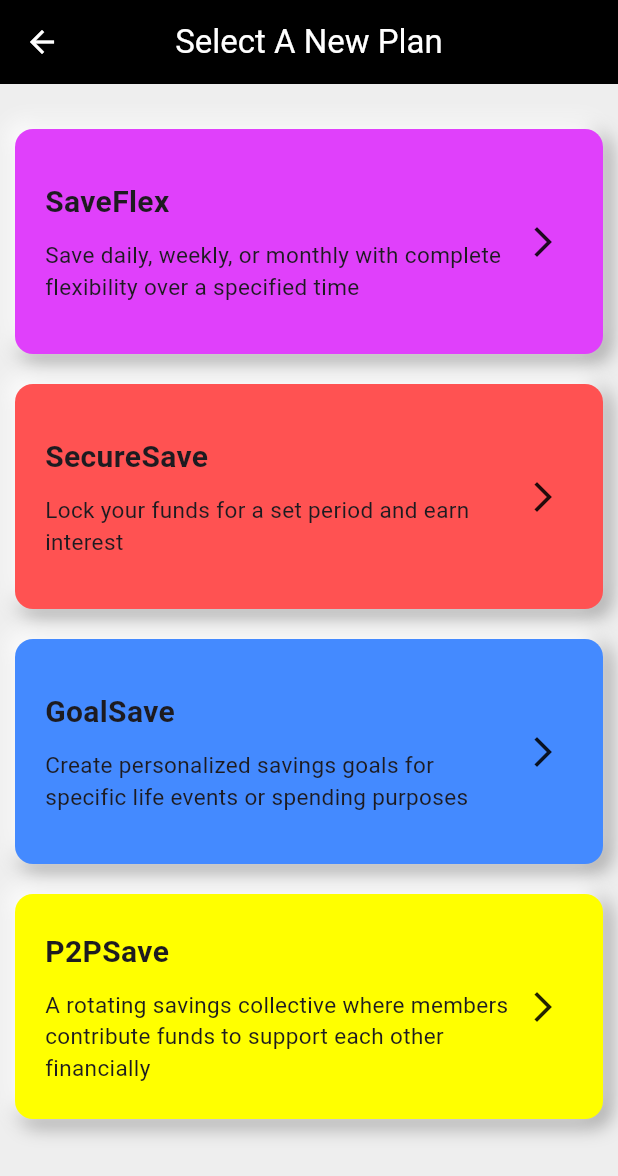
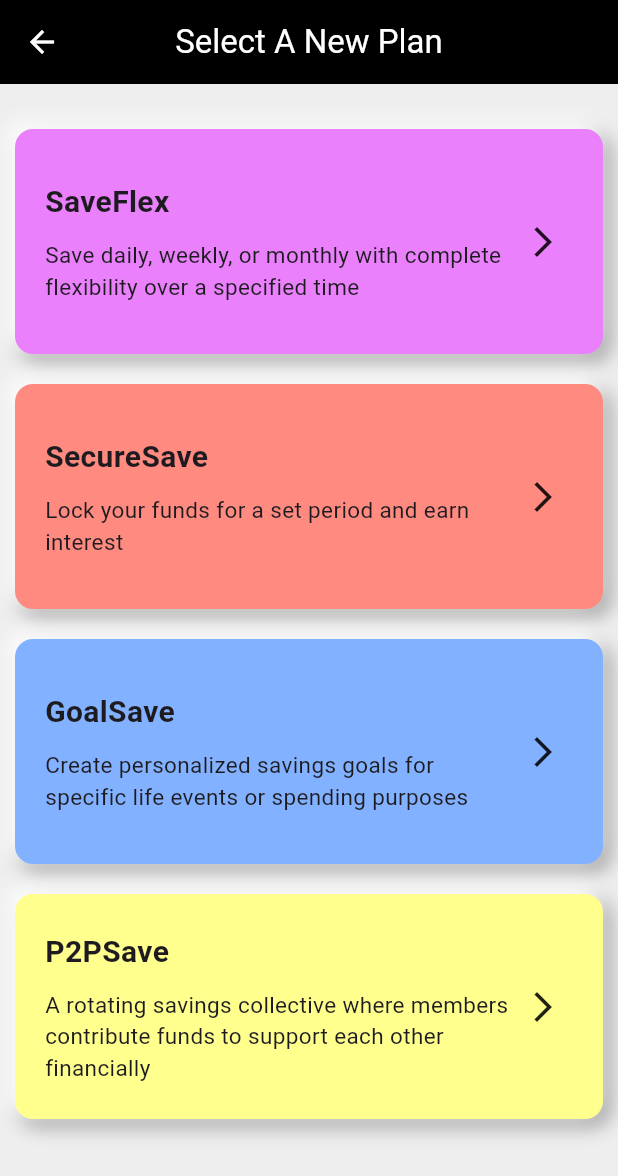
Before and after one commit to Trust-Fund-App/Mobile-App, a Flutter app: the SaveFundScreen screen opened directly, on a phone screen of 412 x 824 dp. Shown: the top 1176 px of the screen. Run offline on Flutter 3.47's test engine with Material 3 defaults, Android fonts, the phone set to English and light mode, and no system bars; our stand-ins replace convex_bottom_bar, flutter_dotenv, flutter_native_splash, flutter_spinkit, qr_flutter, share_plus and 1 more; missing offline and left inert: clipboard, particle_auth_core, particle_base, particle_connect, primer_progress_bar, timestamp_to_string and 1 more; statements that could not run were skipped.

Commit message:
UI Improve

```diff
--- a/lib/screen/save_fund.dart
+++ b/lib/screen/save_fund.dart
@@ -36,7 +36,7 @@ class _SaveFundScreenState extends State<SaveFundScreen> {
               title: 'SaveFlex',
               description:
                   'Save daily, weekly, or monthly with complete flexibility over a specified time',
-              color: Colors.purpleAccent,
+              color: Colors.purpleAccent.shade100,
               onTap: () {
                 Navigator.push(
                   context,
@@ -49,21 +49,21 @@ class _SaveFundScreenState extends State<SaveFundScreen> {
             PlanCard(
               title: 'SecureSave',
               description: 'Lock your funds for a set period and earn interest',
-              color: Colors.redAccent,
+              color: Colors.redAccent.shade100,
               onTap: infoDialog,
             ),
             PlanCard(
               title: 'GoalSave',
               description:
                   'Create personalized savings goals for specific life events or spending purposes',
-              color: Colors.blueAccent,
+              color: Colors.blueAccent.shade100,
               onTap: infoDialog,
             ),
             PlanCard(
               title: 'P2PSave',
               description:
                   'A rotating savings collective where members contribute funds to support each other financially',
-              color: Colors.yellowAccent.shade200,
+              color: Colors.yellowAccent.shade100,
               onTap: infoDialog,
             ),
           ],
--- a/lib/widgets/load_widget.dart
+++ b/lib/widgets/load_widget.dart
@@ -8,6 +8,7 @@ class LoadScreen extends StatelessWidget {
   @override
   Widget build(BuildContext context) {
     return Scaffold(
+        backgroundColor: AppColor.white,
         body: Center(
           child: Column(
             mainAxisSize: MainAxisSize.min,
```
Lines whose indentation alone changed are shown as unchanged.
